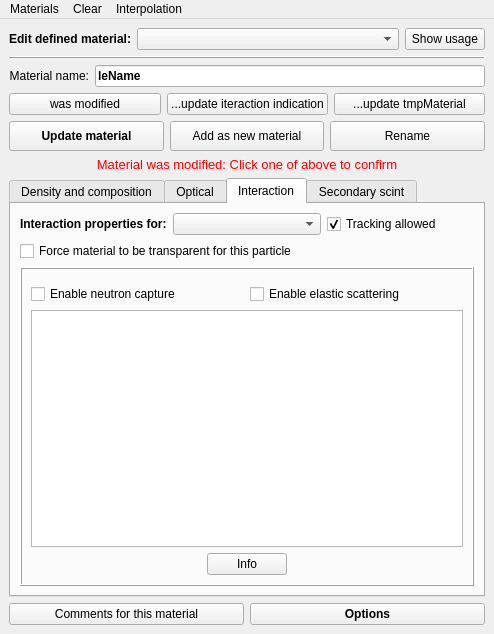
andrmor/ANTS2, file src/gui/materialinspectorwindow.ui: the form before one commit.
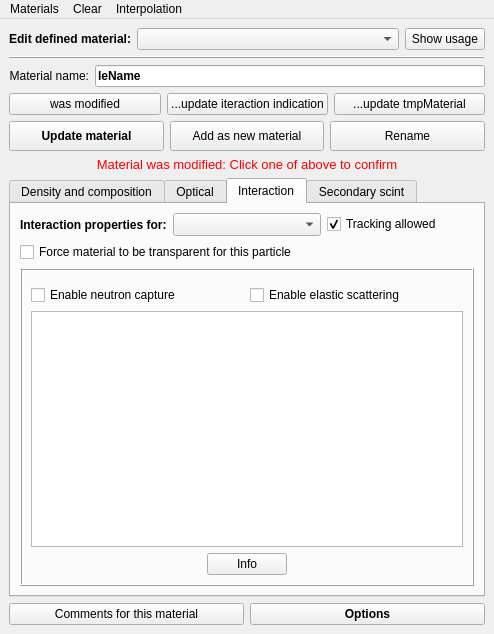
The form after the commit.

Diff of the .ui file:
```diff
--- a/src/gui/materialinspectorwindow.ui
+++ b/src/gui/materialinspectorwindow.ui
@@ -1326,7 +1326,14 @@
            </widget>
           </item>
           <item>
-           <widget class="QComboBox" name="cobParticle"/>
+           <widget class="QComboBox" name="cobParticle">
+            <property name="minimumSize">
+             <size>
+              <width>0</width>
+              <height>23</height>
+             </size>
+            </property>
+           </widget>
           </item>
           <item>
            <widget class="QCheckBox" name="cbTrackingAllowed">
```
